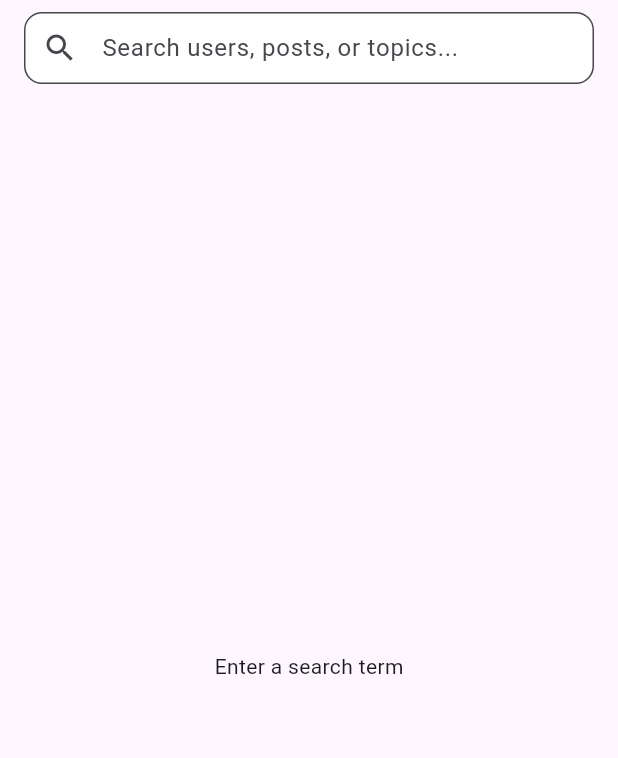
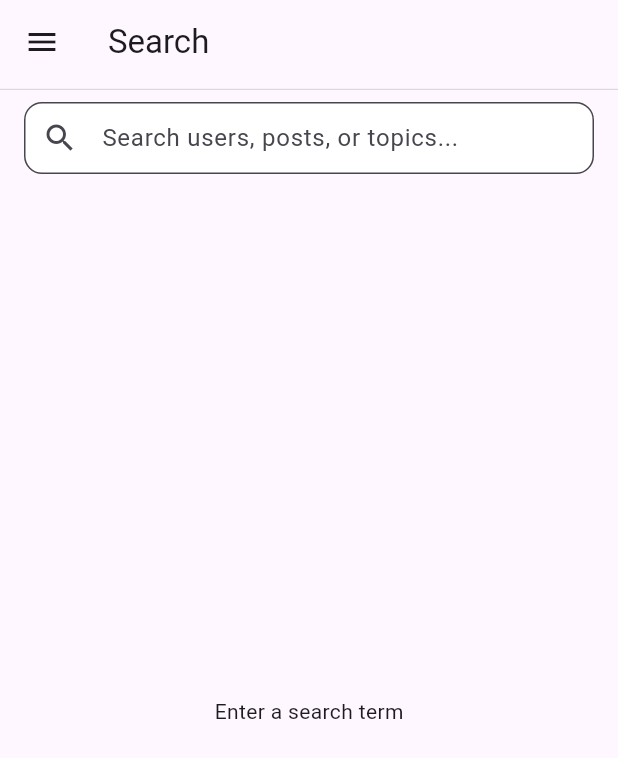
Before and after one commit to scarryaa/notsky, a Flutter app: the SearchPage screen opened directly, on a phone screen of 412 x 824 dp. Shown: the top 758 px of the screen. Run offline on Flutter 3.47's test engine with Material 3 defaults, Android fonts, the phone set to English and light mode, and no system bars; our stand-ins replace flutter_bloc, shared_preferences, video_player, youtube_player_flutter; missing offline and left inert: atproto, atproto_core, bluesky; accounts and stored records are empty.

```diff
--- a/lib/features/search/presentation/pages/search_page.dart
+++ b/lib/features/search/presentation/pages/search_page.dart
@@ -2,6 +2,7 @@ import 'package:bluesky/bluesky.dart' hide ListView;
 import 'package:flutter/material.dart';
 import 'package:flutter_bloc/flutter_bloc.dart';
 import 'package:notsky/features/auth/presentation/cubits/auth_cubit.dart';
+import 'package:notsky/features/feed/presentation/cubits/feed_cubit.dart';
 import 'package:notsky/features/profile/presentation/pages/profile_page.dart';
 import 'dart:async';
 
@@ -34,6 +35,13 @@ class _SearchPageState extends State<SearchPage> {
     });
   }
 
+  Widget _buildDrawer() {
+    return Container(
+      width: 350.0,
+      color: Theme.of(context).colorScheme.surfaceContainer,
+    );
+  }
+
   Future<void> _performSearch() async {
     if (_searchQuery.isEmpty) {
       _clearSearch();
@@ -64,7 +72,37 @@ class _SearchPageState extends State<SearchPage> {
 
   @override
   Widget build(BuildContext context) {
-    return Column(
+    return Scaffold(
+      appBar: PreferredSize(
+        preferredSize: Size(double.infinity, 60.0),
+        child: Builder(
+          builder:
+              (context) => Container(
+                decoration: BoxDecoration(
+                  border: Border(
+                    bottom: BorderSide(
+                      color: Theme.of(
+                        context,
+                      ).colorScheme.outline.withValues(alpha: 0.25),
+                    ),
+                  ),
+                ),
+                child: AppBar(
+                  leading: IconButton(
+                    icon: Icon(Icons.menu),
+                    onPressed: () {
+                      Scaffold.of(context).openDrawer();
+                    },
+                  ),
+                  backgroundColor: Theme.of(context).colorScheme.surface,
+                  scrolledUnderElevation: 0,
+                  title: Text('Search'),
+                ),
+              ),
+        ),
+      ),
+      drawer: _buildDrawer(),
+      body: Column(
         children: [
           Container(
             decoration: BoxDecoration(
@@ -79,7 +117,10 @@ class _SearchPageState extends State<SearchPage> {
                 ),
               ),
             ),
-          padding: const EdgeInsets.symmetric(horizontal: 16.0, vertical: 8.0),
+            padding: const EdgeInsets.symmetric(
+              horizontal: 16.0,
+              vertical: 8.0,
+            ),
             child: TextField(
               controller: _searchController,
               decoration: InputDecoration(
@@ -147,6 +188,7 @@ class _SearchPageState extends State<SearchPage> {
                     ),
           ),
         ],
+      ),
     );
   }
 
@@ -192,7 +234,19 @@ class _SearchPageState extends State<SearchPage> {
       onTap: () {
         Navigator.of(context).push(
           MaterialPageRoute(
-            builder: (context) => ProfilePage(actorDid: actor.did),
+            builder: (context) {
+              final blueskyService =
+                  context.read<AuthCubit>().getBlueskyService();
+
+              return BlocProvider<FeedCubit>(
+                create: (context) => FeedCubit(blueskyService),
+                child: Builder(
+                  builder: (context) {
+                    return ProfilePage(actorDid: actor.did);
+                  },
+                ),
+              );
+            },
           ),
         );
       },
--- a/lib/main.dart
+++ b/lib/main.dart
@@ -5,7 +5,6 @@ import 'package:notsky/features/auth/presentation/cubits/auth_state.dart';
 import 'package:notsky/features/auth/presentation/pages/login_page.dart';
 import 'package:notsky/features/feed/data/providers/feed_repository_provider.dart';
 import 'package:notsky/features/home/presentation/cubits/feed_list_cubit.dart';
-import 'package:notsky/features/profile/presentation/cubits/profile_cubit.dart';
 import 'package:notsky/shared/components/base_scaffold.dart';
 
 void main() {
--- a/lib/shared/components/base_scaffold.dart
+++ b/lib/shared/components/base_scaffold.dart
@@ -103,7 +103,9 @@ class _BaseScaffoldState extends State<BaseScaffold> {
             child: PopScope(
               child: Scaffold(
                 appBar:
-                    _selectedIndex == 0 || _selectedIndex == 4
+                    _selectedIndex == 0 ||
+                            _selectedIndex == 1 ||
+                            _selectedIndex == 4
                         ? null
                         : _buildAppBar(_getTitleForIndex(_selectedIndex)),
                 drawer: _selectedIndex == 0 ? null : _buildDrawer(),
```
Lines whose indentation alone changed are shown as unchanged.
